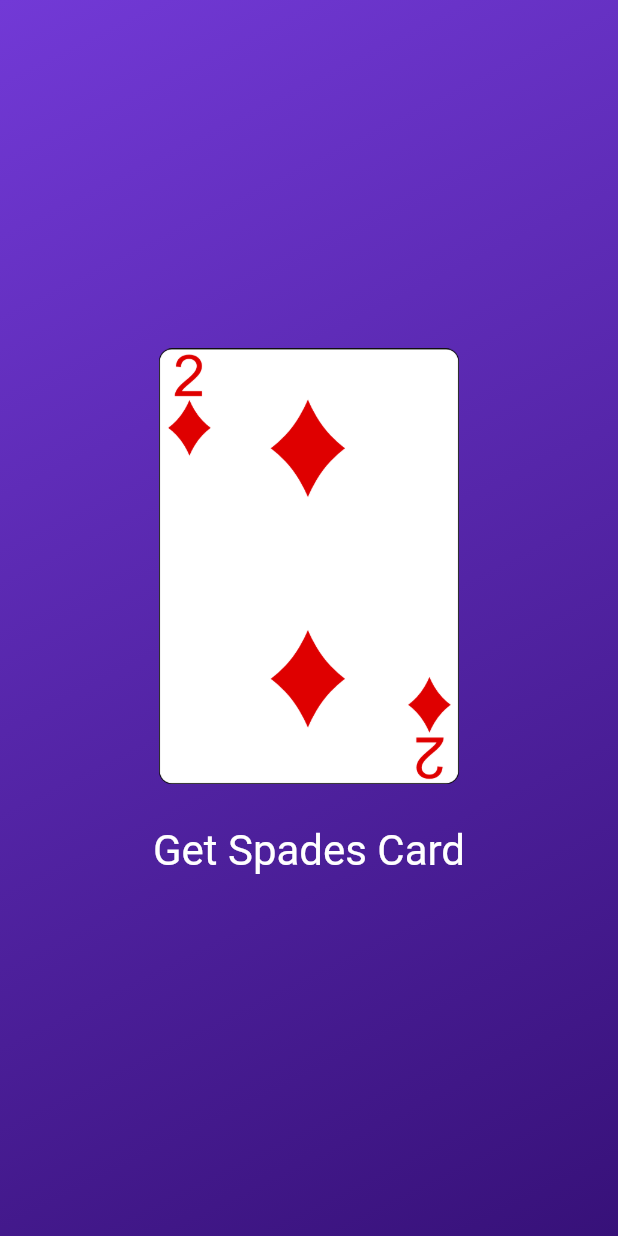
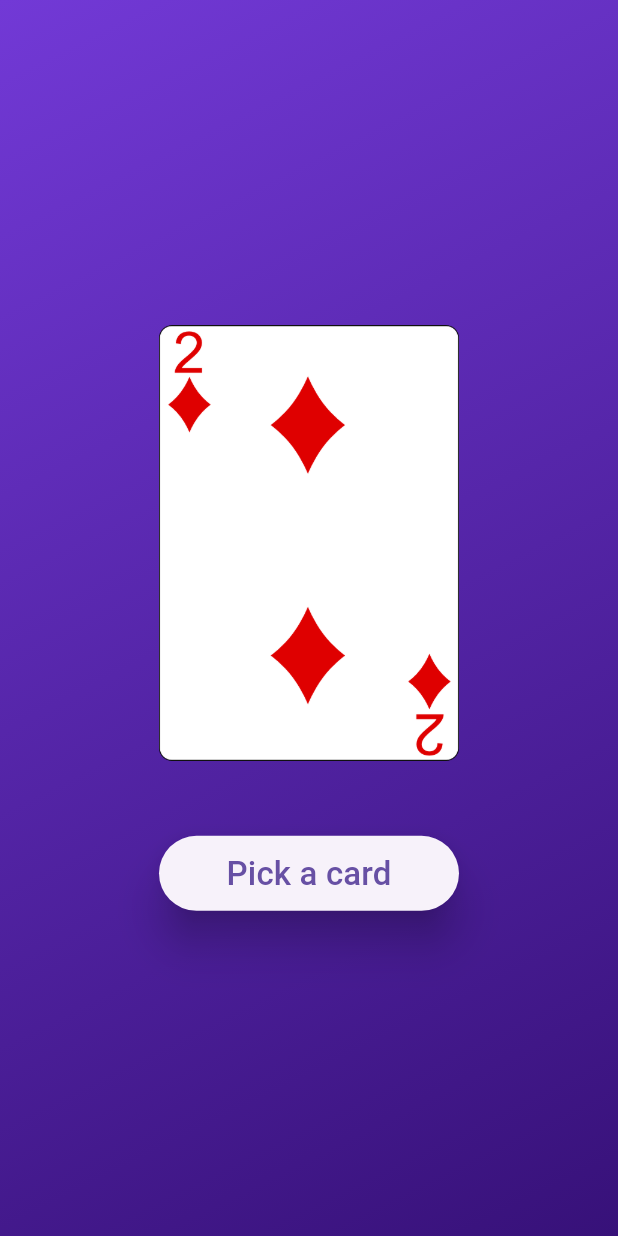
Before and after one commit to ElsonNezaj/first_app, a Flutter app: the screen it shows after launch, on a phone screen of 412 x 824 dp. Run offline on Flutter 3.47's test engine with Material 3 defaults, Android fonts, the phone set to English and light mode, and no system bars.

Commit message:
added new file for card picker

```diff
--- /dev/null
+++ b/lib/cart_picker.dart
@@ -0,0 +1,54 @@
+import 'dart:math';
+
+import 'package:flutter/material.dart';
+
+final randomizer = Random();
+
+class CardPicker extends StatefulWidget {
+  const CardPicker({super.key});
+
+  @override
+  State<CardPicker> createState() {
+    return _CardPickerState();
+  }
+}
+
+class _CardPickerState extends State<CardPicker> {
+  var currentCardType = "diamonds";
+  var currentCardNumber = 2;
+  static const cardsArray = ["diamonds", "spades", "hearts", "clubs"];
+
+  void getCard() {
+    setState(() {
+      currentCardNumber = randomizer.nextInt(13) + 1;
+      currentCardType = cardsArray[randomizer.nextInt(4) + 1];
+    });
+  }
+
+  @override
+  Widget build(context) {
+    return Column(
+      mainAxisAlignment: MainAxisAlignment.center,
+      children: [
+        Image.asset(
+          'assets/images/cards/$currentCardType-$currentCardNumber.png',
+          width: 200,
+        ),
+        const SizedBox(
+          height: 50,
+        ),
+        ElevatedButton(
+          onPressed: getCard,
+          style: ElevatedButton.styleFrom(
+            elevation: 12,
+            fixedSize: const Size(200, 50),
+          ),
+          child: const Text(
+            "Pick a card",
+            style: TextStyle(fontSize: 22),
+          ),
+        )
+      ],
+    );
+  }
+}
--- a/lib/dice_roller.dart
+++ b/lib/dice_roller.dart
@@ -20,7 +20,6 @@ class _DiceRollerState extends State<DiceRoller> {
   void rollDice() {
     setState(() {
       currentDiceRoll = randomizer.nextInt(13) + 1;
-      print(cardsArray[0]);
     });
   }
 
--- a/lib/gradient_container.dart
+++ b/lib/gradient_container.dart
@@ -1,3 +1,4 @@
+import "package:first_app/cart_picker.dart";
 import "package:first_app/dice_roller.dart";
 import "package:flutter/material.dart";
 
@@ -20,7 +21,7 @@ class GradientContainer extends StatelessWidget {
           end: endAlignment,
         ),
       ),
-      child: const Center(child: DiceRoller()),
+      child: const Center(child: CardPicker()),
     );
   }
 }
```
